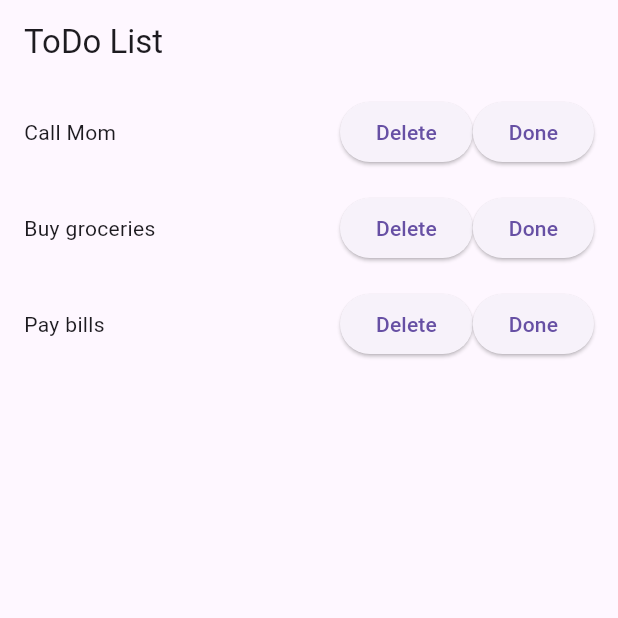
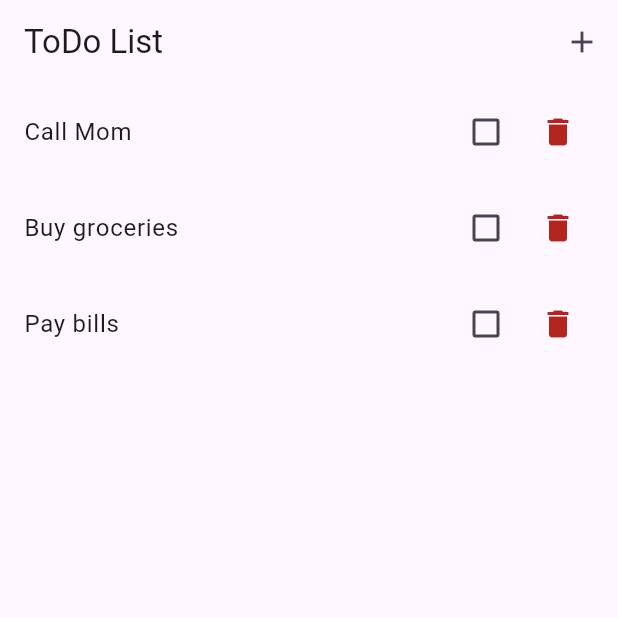
Before and after one commit to Dana-Nam/hw_26, a Flutter app: the screen it shows after launch, on a phone screen of 412 x 824 dp, the top half of it. Run offline on Flutter 3.47's test engine with Material 3 defaults, Android fonts, the phone set to English and light mode, and no system bars.

Commit message:
Added new_task + update todo_list to add new tasks

```diff
--- a/lib/screens/task_screen.dart
+++ b/lib/screens/task_screen.dart
@@ -11,7 +11,13 @@ class TaskScreen extends StatelessWidget {
     return Padding(
       padding: const EdgeInsets.symmetric(horizontal: 8),
       child: Column(
-        children: tasks.map((task) => TaskCard(task: task)).toList(),
+        children: tasks
+            .map((task) => TaskCard(
+                  task: task,
+                  onToggle: () {},
+                  onDelete: () {},
+                ))
+            .toList(),
       ),
     );
   }
--- a/lib/widgets/task_card.dart
+++ b/lib/widgets/task_card.dart
@@ -4,25 +4,40 @@ import '../models/task.dart';
 
 class TaskCard extends StatelessWidget {
   final Task task;
-  const TaskCard({super.key, required this.task});
+  final VoidCallback onToggle;
+  final VoidCallback onDelete;
+
+  const TaskCard({
+    super.key,
+    required this.task,
+    required this.onToggle,
+    required this.onDelete,
+  });
 
   @override
   Widget build(BuildContext context) {
+    final theme = Theme.of(context);
+    final bodyLargeStyle = theme.textTheme.bodyLarge!;
+    final TextStyle = bodyLargeStyle.copyWith(
+      decoration: task.isCompleted ? TextDecoration.lineThrough : null,
+      color: task.isCompleted ? theme.disabledColor : null,
+    );
+
     return Padding(
       padding: const EdgeInsets.all(8.0),
       child: Row(
         mainAxisAlignment: MainAxisAlignment.spaceBetween,
         children: [
-          Text(task.title),
+          Text(task.title, style: TextStyle),
           Row(
             children: [
-              ElevatedButton(
-                onPressed: () {},
-                child: Text('Delete'),
+              Checkbox(
+                value: task.isCompleted,
+                onChanged: (_) => onToggle(),
               ),
-              ElevatedButton(
-                onPressed: () {},
-                child: Text('Done'),
+              IconButton(
+                icon: Icon(Icons.delete, color: theme.colorScheme.error),
+                onPressed: onDelete,
               ),
             ],
           ),
```
Also changed, not shown: lib/todo_list.dart (+26 -0 lines), lib/widgets/new_task.dart (added, +62 -0 lines).
